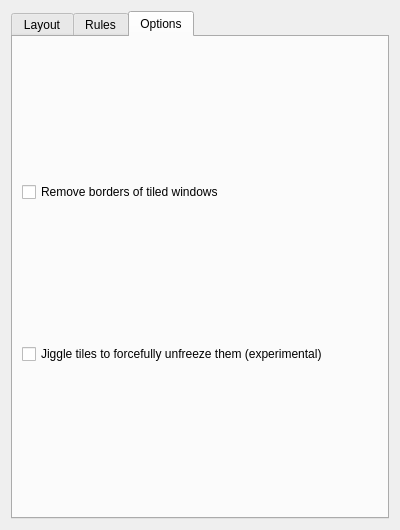
This is res/config.ui in Bismuth-Forge/bismuth as Qt 5 draws it before an edit. The edited form follows.
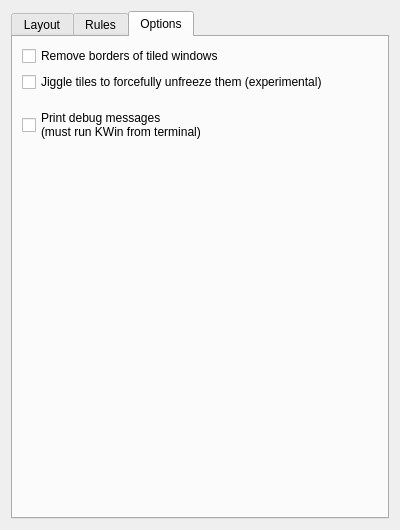
This is the edited form. The open tabs and pages were chosen to show the change.

Commit message: add debug printing option

Patch:
```diff
--- a/res/config.ui
+++ b/res/config.ui
@@ -281,11 +281,41 @@
          </property>
         </widget>
        </item>
+       <item>
+        <spacer name="debugSpacer">
+         <property name="orientation">
+          <enum>Qt::Vertical</enum>
+         </property>
+         <property name="sizeType">
+          <enum>QSizePolicy::Maximum</enum>
+         </property>
+         <property name="sizeHint" stdset="0">
+          <size>
+           <width>20</width>
+           <height>10</height>
+          </size>
+         </property>
+        </spacer>
+       </item>
+       <item>
+        <widget class="QCheckBox" name="kcfg_debug">
+         <property name="text">
+          <string>Print debug messages
+(must run KWin from terminal)</string>
+         </property>
+        </widget>
+       </item>
        <item>
         <spacer name="optionsTabSpacer">
          <property name="orientation">
           <enum>Qt::Vertical</enum>
          </property>
+         <property name="sizeHint" stdset="0">
+          <size>
+           <width>0</width>
+           <height>0</height>
+          </size>
+         </property>
         </spacer>
        </item>
       </layout>
```
The commit also changes 2 other files.
